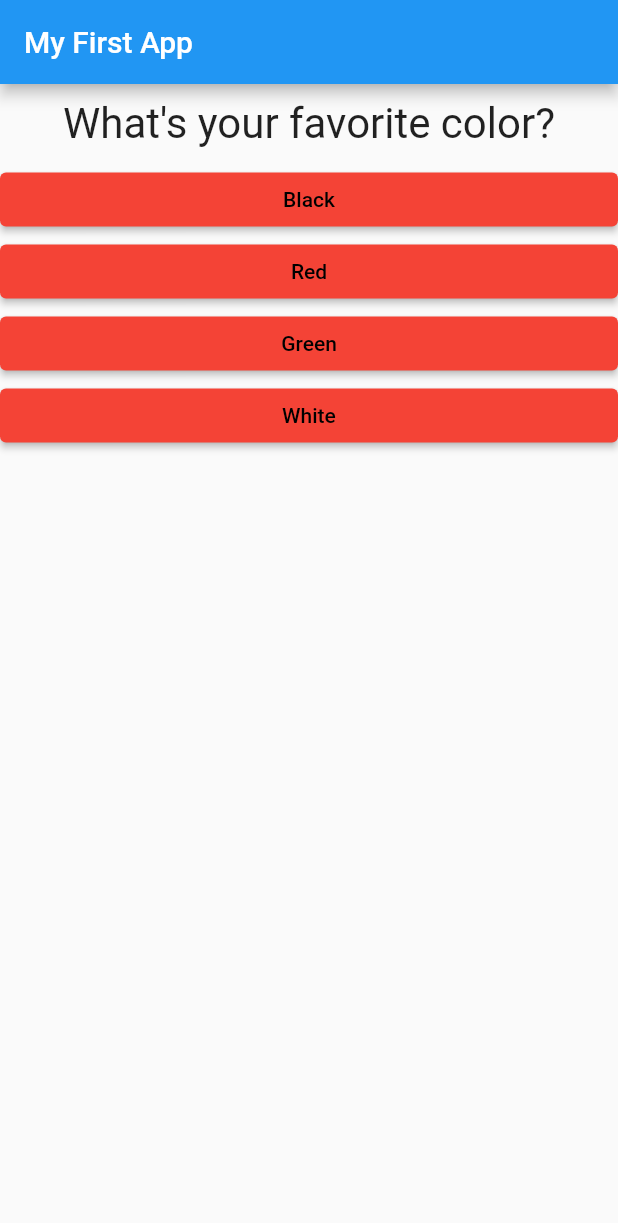
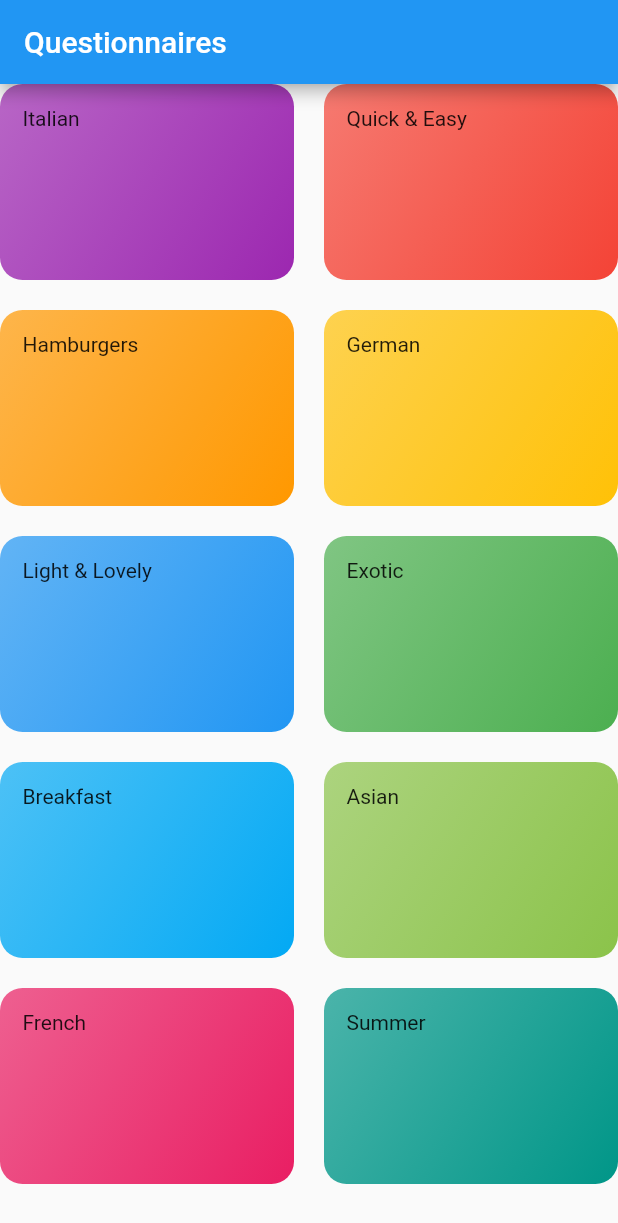
Before and after one commit to genakogan/app_development, a Flutter app: the screen it shows after launch, on a phone screen of 412 x 824 dp. Shown: the top 1223 px of the screen. Run offline on Flutter 3.47's test engine with Material 2 defaults, Android fonts, the phone set to English and light mode, and no system bars.

Commit message:
Questionnaires Screan

```diff
--- /dev/null
+++ b/questionnaires_app/lib/dummy_data.dart
@@ -0,0 +1,56 @@
+import 'package:flutter/material.dart';
+
+import './models/questionnaire.dart';
+
+const DUMMY_CATEGORIES = const [
+  Questionnaire(
+    id: 'c1',
+    title: 'Italian',
+    color: Colors.purple,
+  ),
+  Questionnaire(
+    id: 'c2',
+    title: 'Quick & Easy',
+    color: Colors.red,
+  ),
+  Questionnaire(
+    id: 'c3',
+    title: 'Hamburgers',
+    color: Colors.orange,
+  ),
+  Questionnaire(
+    id: 'c4',
+    title: 'German',
+    color: Colors.amber,
+  ),
+  Questionnaire(
+    id: 'c5',
+    title: 'Light & Lovely',
+    color: Colors.blue,
+  ),
+  Questionnaire(
+    id: 'c6',
+    title: 'Exotic',
+    color: Colors.green,
+  ),
+  Questionnaire(
+    id: 'c7',
+    title: 'Breakfast',
+    color: Colors.lightBlue,
+  ),
+  Questionnaire(
+    id: 'c8',
+    title: 'Asian',
+    color: Colors.lightGreen,
+  ),
+  Questionnaire(
+    id: 'c9',
+    title: 'French',
+    color: Colors.pink,
+  ),
+  Questionnaire(
+    id: 'c10',
+    title: 'Summer',
+    color: Colors.teal,
+  ),
+];
--- a/questionnaires_app/lib/main.dart
+++ b/questionnaires_app/lib/main.dart
@@ -1,13 +1,50 @@
 import 'package:flutter/material.dart';
-import 'package:questionnaires_app/result.dart';
+import 'questionnaires_screen.dart';
 
-import './quiz.dart';
+void main() => runApp(MyApp());
+
+class MyApp extends StatelessWidget {
+  @override
+  Widget build(BuildContext context) {
+    return MaterialApp(
+      title: 'Questionnaires',
+      theme: ThemeData(
+        primarySwatch: Colors.blue,
+      ),
+      home: QuestionnairesScreen(),
+    );
+  }
+}
+
+class MyHomePage extends StatefulWidget {
+  @override
+  _MyHomePageState createState() => _MyHomePageState();
+}
+
+class _MyHomePageState extends State<MyHomePage> {
+  @override
+  Widget build(BuildContext context) {
+    return Scaffold(
+      appBar: AppBar(
+        title: Text('Questionnaires'),
+      ),
+      body: Center(
+        child: Text('Navigation Time!'),
+      ),
+    );
+  }
+}
+
+
+//import 'package:questionnaires_app/result.dart';
+
+//import './quiz.dart';
 
 // void main() {
 //   runApp(MyApp());
 // }
 
-void main() => runApp(MyApp());
+/*void main() => runApp(MyApp());
 
 class MyApp extends StatefulWidget {
   @override
@@ -93,4 +130,4 @@ class _MyAppState extends State<MyApp> {
       ),
     );
   }
-}
+}*/
--- /dev/null
+++ b/questionnaires_app/lib/questionnaires_item.dart
@@ -0,0 +1,27 @@
+import 'package:flutter/material.dart';
+
+class QuestionnairesItem extends StatelessWidget {
+  final String title;
+  final Color color;
+
+  QuestionnairesItem(this.title, this.color);
+
+  @override
+  Widget build(BuildContext context) {
+    return Container(
+      padding: const EdgeInsets.all(15),
+      child: Text(title),
+      decoration: BoxDecoration(
+        gradient: LinearGradient(
+          colors: [
+            color.withOpacity(0.7),
+            color,
+          ],
+          begin: Alignment.topLeft,
+          end: Alignment.bottomRight,
+        ),
+        borderRadius: BorderRadius.circular(15),
+      ),
+    );
+  }
+}
--- /dev/null
+++ b/questionnaires_app/lib/questionnaires_screen.dart
@@ -0,0 +1,27 @@
+import 'package:flutter/material.dart';
+import './dummy_data.dart';
+import './questionnaires_item.dart';
+
+class QuestionnairesScreen extends StatelessWidget {
+  @override
+  Widget build(BuildContext context) {
+    return Scaffold(
+      appBar: AppBar(
+        title: Text(
+          'Questionnaires',
+        ),
+      ),
+      body: GridView(
+        children: DUMMY_CATEGORIES
+            .map((catData) => QuestionnairesItem(catData.title, catData.color))
+            .toList(),
+        gridDelegate: SliverGridDelegateWithMaxCrossAxisExtent(
+          maxCrossAxisExtent: 200,
+          childAspectRatio: 3 / 2,
+          crossAxisSpacing: 20,
+          mainAxisSpacing: 20,
+        ),
+      ),
+    );
+  }
+}
```
Also changed, not shown: example_app/lib/main.dart (+36 -11 lines), questionnaires_app/lib/models/questionnaire.dart (added, +10 -0 lines), example_app/pubspec.lock, questionnaires_app/lib/old/answer.dart (renamed from questionnaires_app/lib/answer.dart), questionnaires_app/lib/old/question.dart (renamed from questionnaires_app/lib/question.dart), questionnaires_app/lib/old/quiz.dart (renamed from questionnaires_app/lib/quiz.dart), questionnaires_app/lib/old/result.dart (renamed from questionnaires_app/lib/result.dart), questionnaires_app/pubspec.lock.
